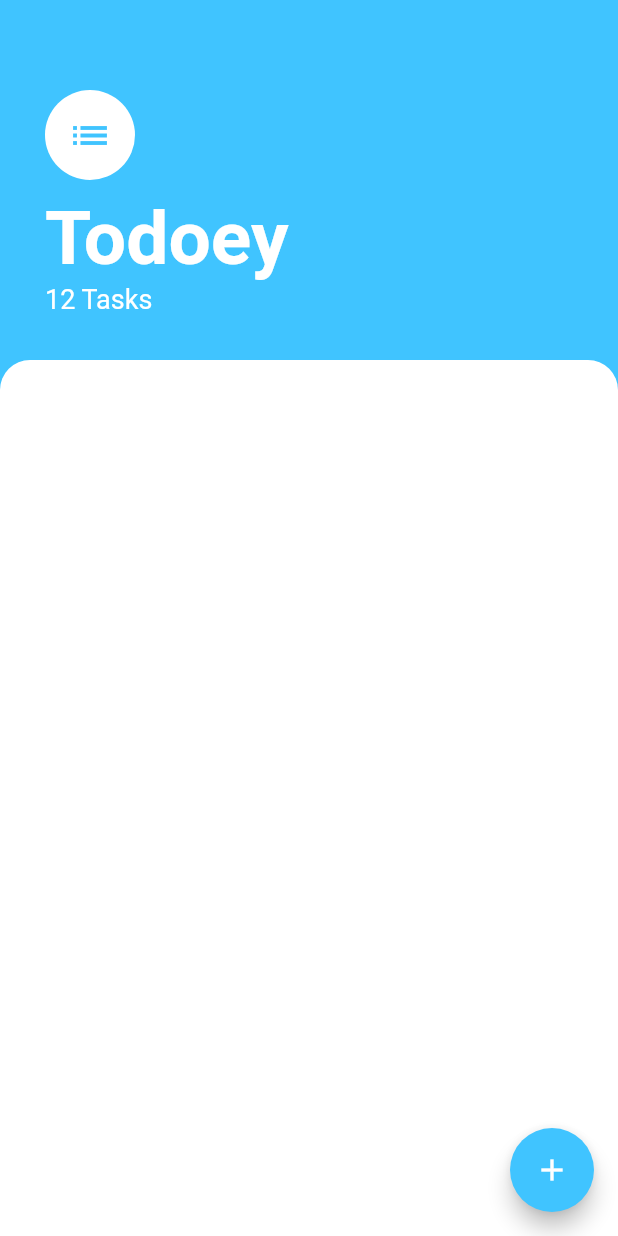
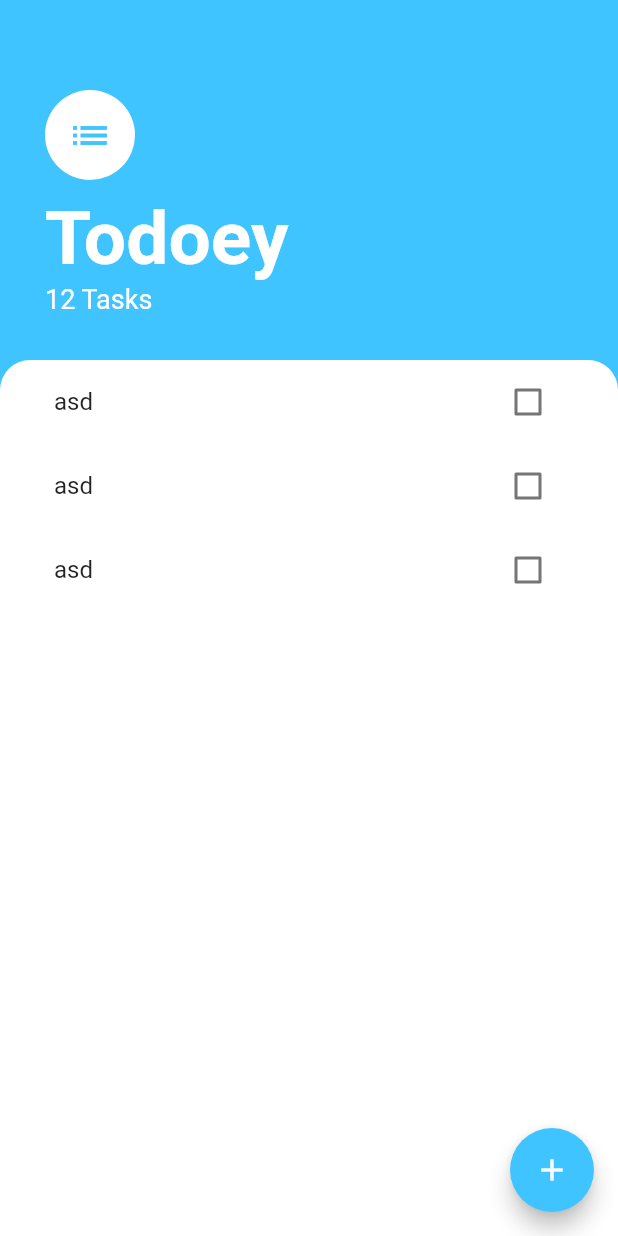
Before and after one commit to nurtugan/todoey-flutter, a Flutter app: the screen it shows after launch, on a phone screen of 412 x 824 dp. Run offline on Flutter 3.47's test engine with Material 2 defaults, Android fonts, the phone set to English and light mode, and no system bars.

Commit message:
ListView configured

```diff
--- a/lib/screens/tasks_screen.dart
+++ b/lib/screens/tasks_screen.dart
@@ -1,4 +1,5 @@
 import 'package:flutter/material.dart';
+import 'package:todoey_flutter/widgets/tasks_list.dart';
 
 class TasksScreen extends StatelessWidget {
   @override
@@ -49,6 +50,9 @@ class TasksScreen extends StatelessWidget {
           ),
           Expanded(
             child: Container(
+              padding: EdgeInsets.symmetric(
+                horizontal: 20,
+              ),
               decoration: BoxDecoration(
                 color: Colors.white,
                 borderRadius: BorderRadius.only(
@@ -56,6 +60,7 @@ class TasksScreen extends StatelessWidget {
                   topRight: Radius.circular(20),
                 ),
               ),
+              child: TasksList(),
             ),
           ),
         ],
--- /dev/null
+++ b/lib/widgets/task_tile.dart
@@ -0,0 +1,14 @@
+import 'package:flutter/material.dart';
+
+class TaskTile extends StatelessWidget {
+  @override
+  Widget build(BuildContext context) {
+    return ListTile(
+      title: Text('asd'),
+      trailing: Checkbox(
+        value: false,
+        onChanged: (bool value) {},
+      ),
+    );
+  }
+}
--- /dev/null
+++ b/lib/widgets/tasks_list.dart
@@ -0,0 +1,15 @@
+import 'package:flutter/material.dart';
+import 'package:todoey_flutter/widgets/task_tile.dart';
+
+class TasksList extends StatelessWidget {
+  @override
+  Widget build(BuildContext context) {
+    return ListView(
+      children: [
+        TaskTile(),
+        TaskTile(),
+        TaskTile(),
+      ],
+    );
+  }
+}
```
